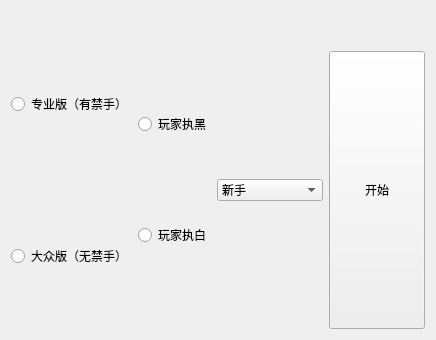
Qt form SunGomoku/xrUI/xrhall.ui (alien-wxr-xx/SunGomoku) before a commit.
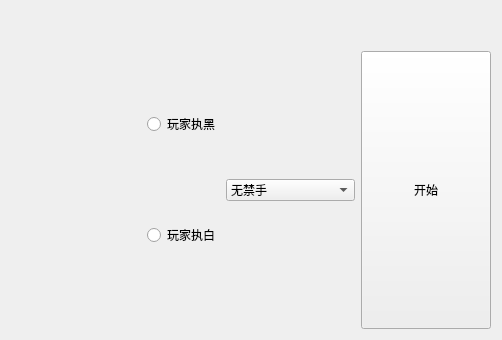
The same form after that commit. Icons and pictures are not drawn.

Diff of the .ui file:
```diff
--- a/SunGomoku/xrUI/xrhall.ui
+++ b/SunGomoku/xrUI/xrhall.ui
@@ -6,7 +6,7 @@
    <rect>
     <x>0</x>
     <y>0</y>
-    <width>436</width>
+    <width>502</width>
     <height>340</height>
    </rect>
   </property>
@@ -40,36 +40,6 @@
      </property>
     </widget>
    </item>
-   <item row="4" column="0" rowspan="2">
-    <layout class="QVBoxLayout" name="editionLayout">
-     <item>
-      <widget class="QRadioButton" name="proEdition">
-       <property name="sizePolicy">
-        <sizepolicy hsizetype="Fixed" vsizetype="Ignored">
-         <horstretch>0</horstretch>
-         <verstretch>0</verstretch>
-        </sizepolicy>
-       </property>
-       <property name="text">
-        <string>专业版（有禁手）</string>
-       </property>
-      </widget>
-     </item>
-     <item>
-      <widget class="QRadioButton" name="pubEdition">
-       <property name="sizePolicy">
-        <sizepolicy hsizetype="Fixed" vsizetype="Preferred">
-         <horstretch>0</horstretch>
-         <verstretch>0</verstretch>
-        </sizepolicy>
-       </property>
-       <property name="text">
-        <string>大众版（无禁手）</string>
-       </property>
-      </widget>
-     </item>
-    </layout>
-   </item>
    <item row="4" column="1" rowspan="2">
     <layout class="QVBoxLayout" name="whoFirstLayout">
      <item>
@@ -110,7 +80,7 @@
      </property>
      <item>
       <property name="text">
-       <string>新手</string>
+       <string>无禁手</string>
       </property>
      </item>
      <item>
```
Left out of the diff: 4 changed lines with no effect on the pictures.
